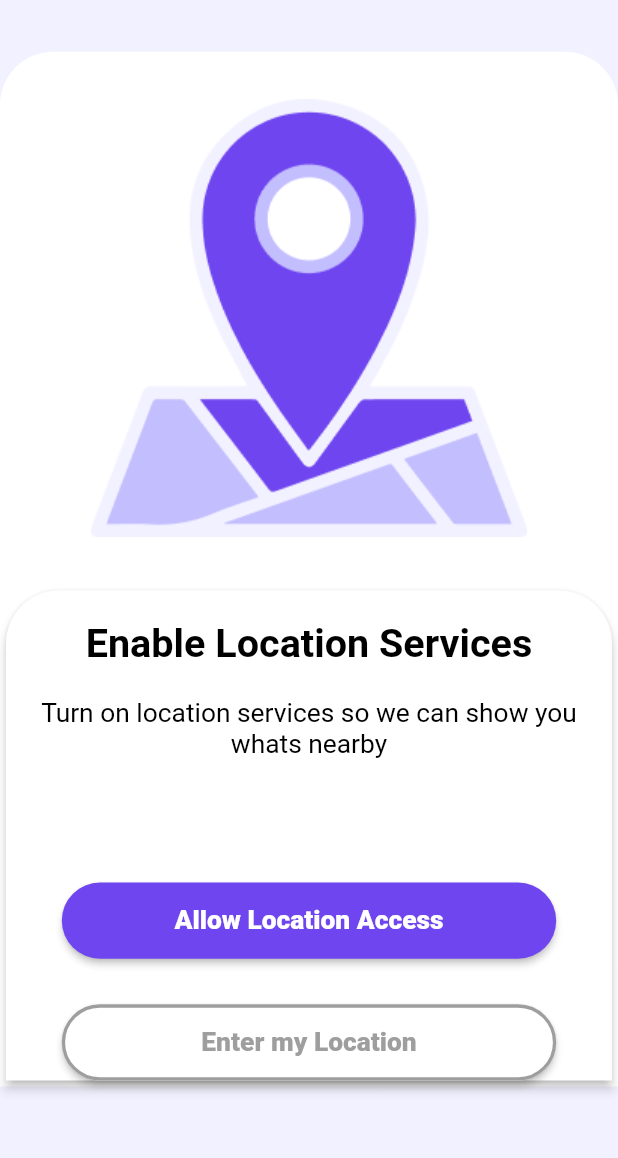
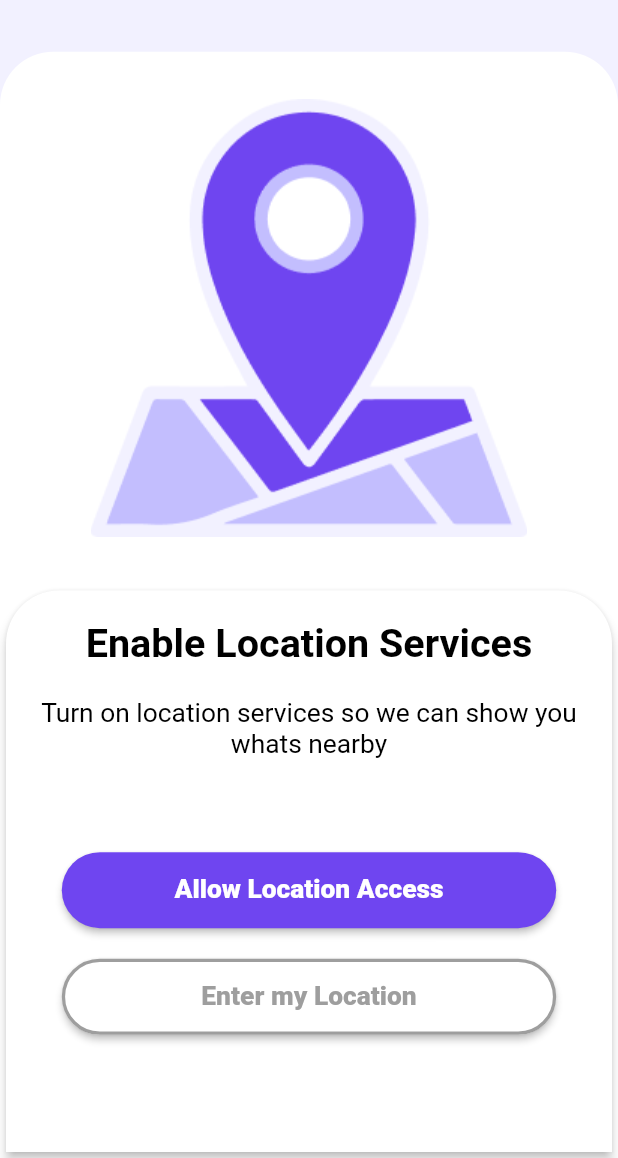
Before and after one commit to Nazakat125/barbar_saloon, a Flutter app: the Location screen opened directly, on a phone screen of 412 x 824 dp, the part 78-1236 px from its top. Run offline on Flutter 3.47's test engine with Material 2 defaults, Android fonts, the phone set to English and light mode, and no system bars; our stand-ins replace dotted_line, dropdown_textfield, flutter_screenutil, get, introduction_screen, numberpicker and 1 more; Roboto replaces fonts that are missing (Nuntio).

Commit message:
fix some bug

```diff
--- a/lib/View/Location/Location.dart
+++ b/lib/View/Location/Location.dart
@@ -37,8 +37,7 @@ class _LocationState extends State<Location> {
         centerTitle: true,
         elevation: 0,
       ),
-      body: SingleChildScrollView(
-        child: Column(
+      body: Column(
         children: [
           CustomSizeBox(height: 30.h,),
           Expanded(
@@ -90,7 +89,7 @@ class _LocationState extends State<Location> {
                                     color: Colors.black),
                                 textAlign: TextAlign.center,
                               ),
-                                CustomSizeBox(height: 80.h,),
+                              CustomSizeBox(height: 60.h,),
                               ElevatedButton(
                                 onPressed: () {
 
@@ -110,7 +109,7 @@ class _LocationState extends State<Location> {
                                     shape: RoundedRectangleBorder(borderRadius: BorderRadius.circular(32.r))
                                 ),
                               ),
-                                CustomSizeBox(height: 30.h,),
+                              CustomSizeBox(height: 20.h,),
                               ElevatedButton(
                                 onPressed: () {
                                     Get.to(MapView());
@@ -147,7 +146,6 @@ class _LocationState extends State<Location> {
           ),
         ],
       ),
-      ),
     );
   }
 }
```
Lines whose indentation alone changed are shown as unchanged.
